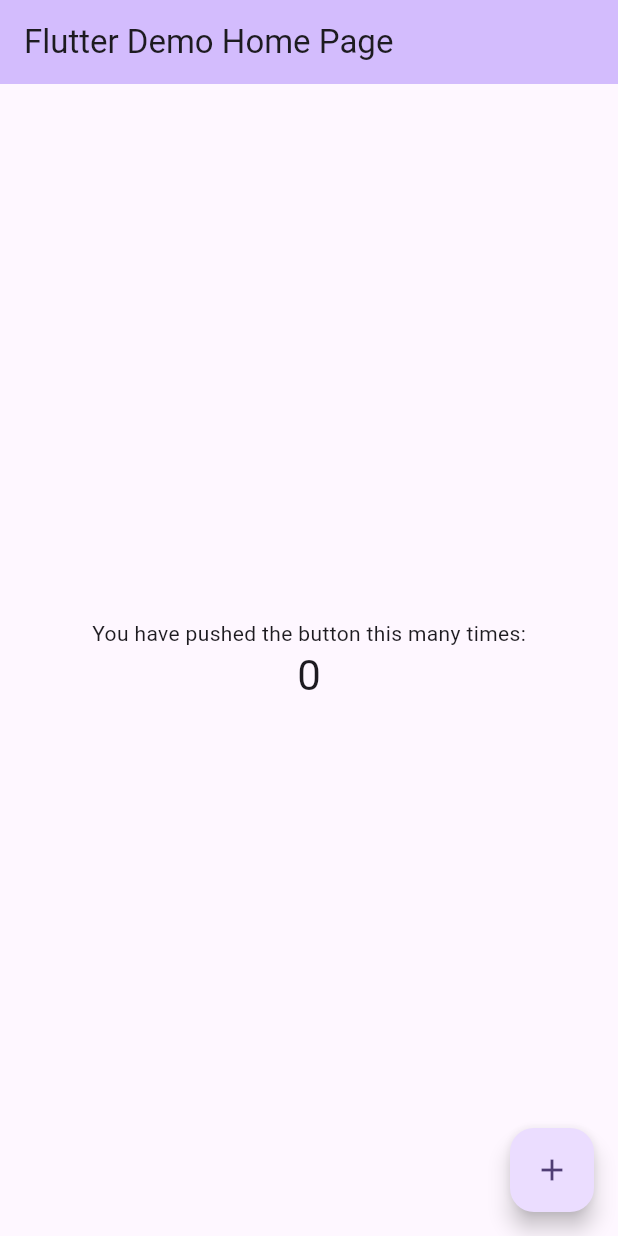
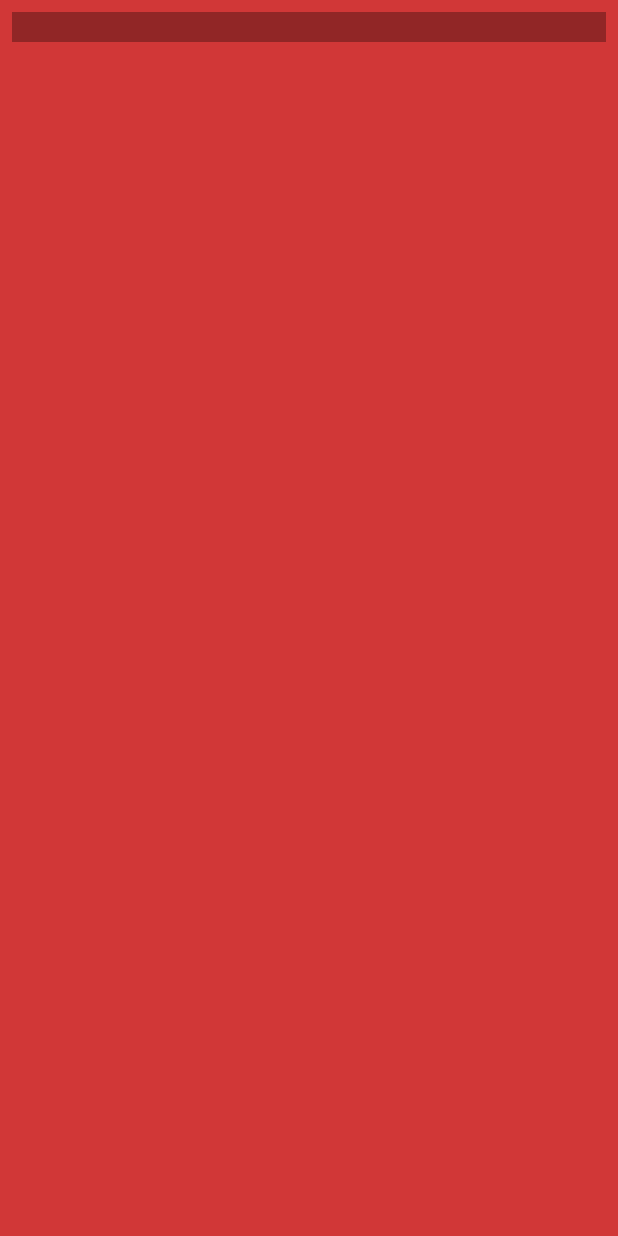
Before and after one commit to the-madhankumar/CCSL, a Flutter app: the screen it shows after launch, on a phone screen of 412 x 824 dp. Run offline on Flutter 3.47's test engine with Material 3 defaults, Android fonts, the phone set to English and light mode, and no system bars.

Commit message:
app first page

```diff
--- /dev/null
+++ b/app/lib/StartGame/page.dart
@@ -0,0 +1,29 @@
+import 'package:flutter/material.dart';
+
+class StartGame extends StatelessWidget {
+  const StartGame({Key? key}) : super(key: key);
+
+  @override
+  Widget build(BuildContext context) {
+    return Scaffold(
+      body: Container(
+        color: const Color(0xFFD13737),
+        child: Column(
+          crossAxisAlignment: CrossAxisAlignment.center, // Optional
+          children: [
+            Align(
+              child: Padding(
+                padding: const EdgeInsets.all(8.0),
+                child: Container(
+                  height: 20,
+                  width: 500,
+                  color: const Color.fromARGB(78, 0, 0, 0),
+                ),
+              ),
+            ),
+          ],
+        ),
+      ),
+    );
+  }
+}
--- a/app/lib/main.dart
+++ b/app/lib/main.dart
@@ -1,3 +1,4 @@
+import 'package:app/StartGame/page.dart';
 import 'package:flutter/material.dart';
 
 void main() {
@@ -13,110 +14,9 @@ class MyApp extends StatelessWidget {
     return MaterialApp(
       title: 'Flutter Demo',
       theme: ThemeData(
-        // This is the theme of your application.
-        //
-        // TRY THIS: Try running your application with "flutter run". You'll see
-        // the application has a purple toolbar. Then, without quitting the app,
-        // try changing the seedColor in the colorScheme below to Colors.green
-        // and then invoke "hot reload" (save your changes or press the "hot
-        // reload" button in a Flutter-supported IDE, or press "r" if you used
-        // the command line to start the app).
-        //
-        // Notice that the counter didn't reset back to zero; the application
-        // state is not lost during the reload. To reset the state, use hot
-        // restart instead.
-        //
-        // This works for code too, not just values: Most code changes can be
-        // tested with just a hot reload.
-        colorScheme: ColorScheme.fromSeed(seedColor: Colors.deepPurple),
+        primarySwatch: Colors.blue,
       ),
-      home: const MyHomePage(title: 'Flutter Demo Home Page'),
+      home: const StartGame(),
     );
   }
 }
-
-class MyHomePage extends StatefulWidget {
-  const MyHomePage({super.key, required this.title});
-
-  // This widget is the home page of your application. It is stateful, meaning
-  // that it has a State object (defined below) that contains fields that affect
-  // how it looks.
-
-  // This class is the configuration for the state. It holds the values (in this
-  // case the title) provided by the parent (in this case the App widget) and
-  // used by the build method of the State. Fields in a Widget subclass are
-  // always marked "final".
-
-  final String title;
-
-  @override
-  State<MyHomePage> createState() => _MyHomePageState();
-}
-
-class _MyHomePageState extends State<MyHomePage> {
-  int _counter = 0;
-
-  void _incrementCounter() {
-    setState(() {
-      // This call to setState tells the Flutter framework that something has
-      // changed in this State, which causes it to rerun the build method below
-      // so that the display can reflect the updated values. If we changed
-      // _counter without calling setState(), then the build method would not be
-      // called again, and so nothing would appear to happen.
-      _counter++;
-    });
-  }
-
-  @override
-  Widget build(BuildContext context) {
-    // This method is rerun every time setState is called, for instance as done
-    // by the _incrementCounter method above.
-    //
-    // The Flutter framework has been optimized to make rerunning build methods
-    // fast, so that you can just rebuild anything that needs updating rather
-    // than having to individually change instances of widgets.
-    return Scaffold(
-      appBar: AppBar(
-        // TRY THIS: Try changing the color here to a specific color (to
-        // Colors.amber, perhaps?) and trigger a hot reload to see the AppBar
-        // change color while the other colors stay the same.
-        backgroundColor: Theme.of(context).colorScheme.inversePrimary,
-        // Here we take the value from the MyHomePage object that was created by
-        // the App.build method, and use it to set our appbar title.
-        title: Text(widget.title),
-      ),
-      body: Center(
-        // Center is a layout widget. It takes a single child and positions it
-        // in the middle of the parent.
-        child: Column(
-          // Column is also a layout widget. It takes a list of children and
-          // arranges them vertically. By default, it sizes itself to fit its
-          // children horizontally, and tries to be as tall as its parent.
-          //
-          // Column has various properties to control how it sizes itself and
-          // how it positions its children. Here we use mainAxisAlignment to
-          // center the children vertically; the main axis here is the vertical
-          // axis because Columns are vertical (the cross axis would be
-          // horizontal).
-          //
-          // TRY THIS: Invoke "debug painting" (choose the "Toggle Debug Paint"
-          // action in the IDE, or press "p" in the console), to see the
-          // wireframe for each widget.
-          mainAxisAlignment: MainAxisAlignment.center,
-          children: <Widget>[
-            const Text('You have pushed the button this many times:'),
-            Text(
-              '$_counter',
-              style: Theme.of(context).textTheme.headlineMedium,
-            ),
-          ],
-        ),
-      ),
-      floatingActionButton: FloatingActionButton(
-        onPressed: _incrementCounter,
-        tooltip: 'Increment',
-        child: const Icon(Icons.add),
-      ), // This trailing comma makes auto-formatting nicer for build methods.
-    );
-  }
-}
```
Also changed, not shown: app/IMAGES/FLAG.png (renamed from INFO/IMAGES/FLAG.png), app/IMAGES/LOGO.jpeg (renamed from INFO/IMAGES/LOGO.jpeg), app/IMAGES/MOM.jpg (renamed from INFO/IMAGES/MOM.jpg), app/IMAGES/MOMpng.png (renamed from INFO/IMAGES/MOMpng.png), app/IMAGES/SETTTINGS.jpg (renamed from INFO/IMAGES/SETTTINGS.jpg), app/IMAGES/dot.png (renamed from INFO/IMAGES/dot.png), app/IMAGES/flagpng.png (renamed from INFO/IMAGES/flagpng.png), app/IMAGES/player.jpg (renamed from INFO/IMAGES/player.jpg), app/IMAGES/player.png (renamed from INFO/IMAGES/player.png), app/IMAGES/removed-background.png (renamed from INFO/IMAGES/removed-background.png), app/IMAGES/settingsicon.png (renamed from INFO/IMAGES/settingsicon.png), app/IMAGES/shock-512.webp (renamed from INFO/IMAGES/shock-512.webp).
